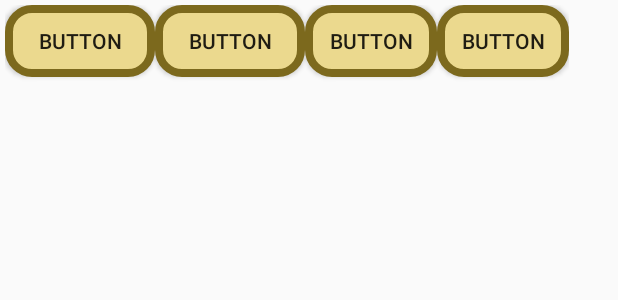
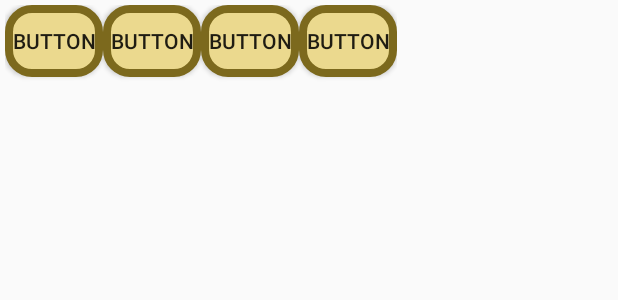
Before and after one commit to wogus3602/BabyChatBot, an Android app: the layout quickreplies_item.xml on its own in the app's theme, with its tools: preview values and no code run, on a phone screen of 412 x 824 dp. Shown: the top 300 px of the screen. Run offline under Robolectric (Android 15) with nearby library versions, the phone set to English and light mode, and no system bars.

```diff
--- a/chatbot/src/main/res/layout/quickreplies_item.xml
+++ b/chatbot/src/main/res/layout/quickreplies_item.xml
@@ -3,19 +3,18 @@
     android:layout_width="wrap_content"
     android:layout_height="match_parent"
     android:layout_margin="3dp">
-
     <Button
         android:id="@+id/title1"
-        android:layout_width="100dp"
+        android:layout_width="65dp"
         android:layout_height="wrap_content"
         android:background="@drawable/radious"
         android:layout_weight="1"
         android:gravity="center"
-        android:text="Button" />
+        android:text="Button"/>
 
     <Button
         android:id="@+id/title2"
-        android:layout_width="100dp"
+        android:layout_width="65dp"
         android:layout_height="wrap_content"
         android:background="@drawable/radious"
         android:layout_weight="1"
@@ -24,18 +23,19 @@
 
     <Button
         android:id="@+id/title3"
-        android:layout_width="wrap_content"
+        android:layout_width="65dp"
         android:layout_height="wrap_content"
         android:background="@drawable/radious"
         android:layout_weight="1"
+        android:gravity="center"
         android:text="Button" />
 
     <Button
         android:id="@+id/title4"
-        android:layout_width="wrap_content"
+        android:layout_width="65dp"
         android:layout_height="wrap_content"
         android:background="@drawable/radious"
         android:layout_weight="1"
+        android:gravity="center"
         android:text="Button" />
-
 </LinearLayout>
```
